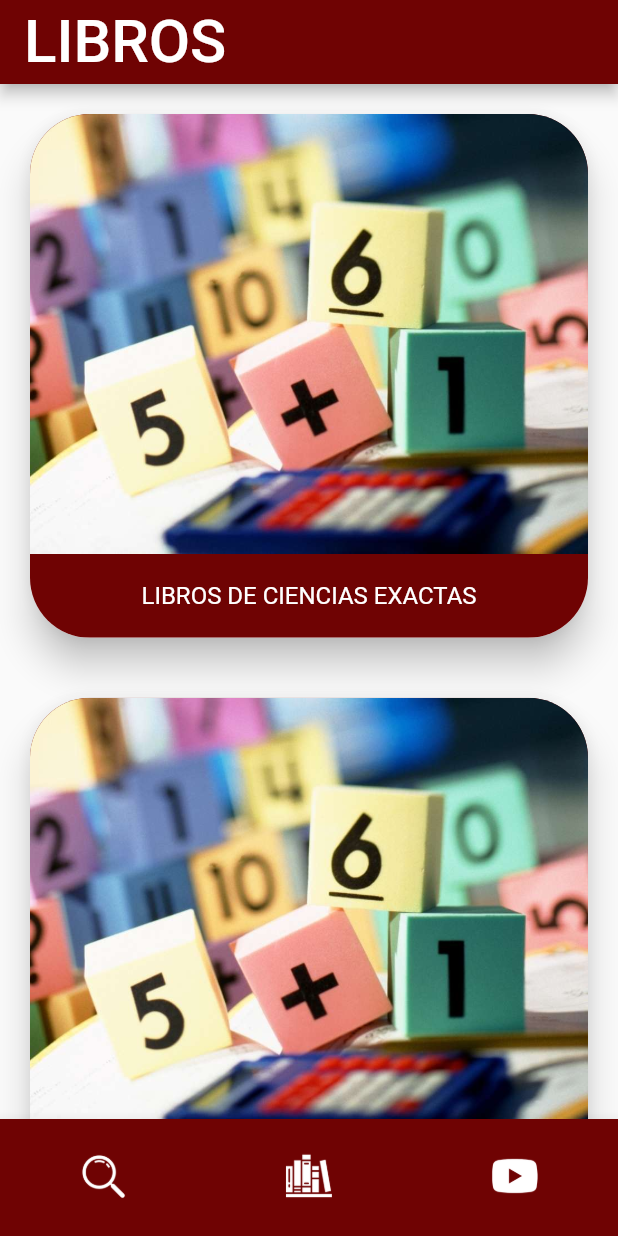
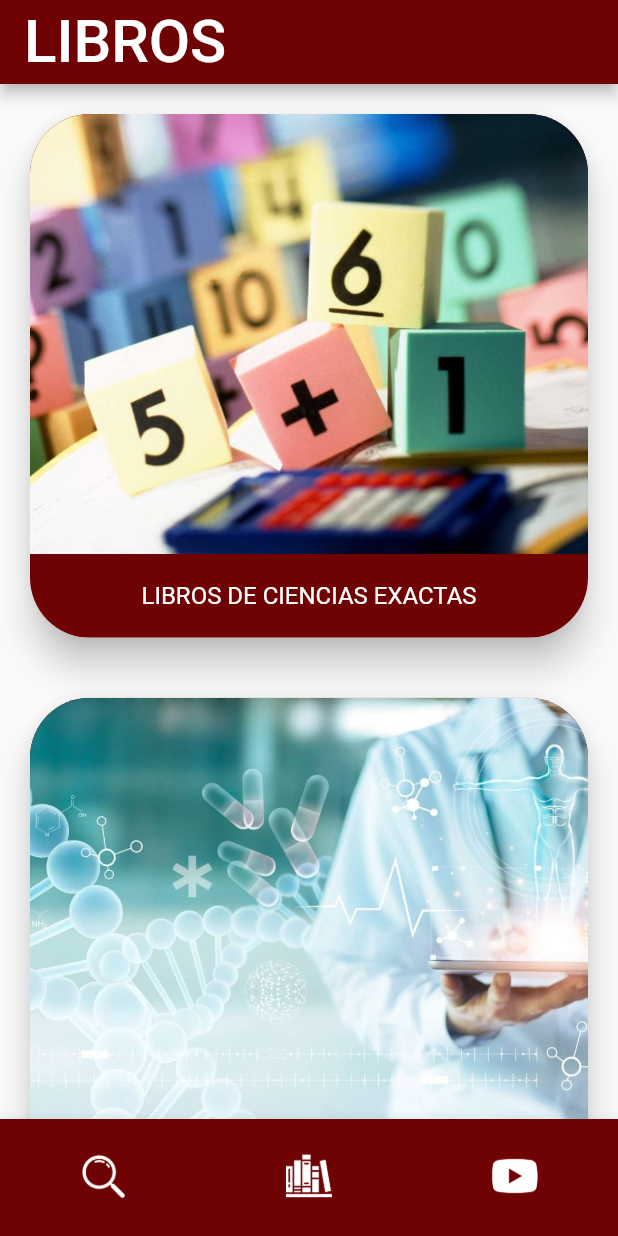
Before and after one commit to lukgutierrez/Eduniverse-Medicina, a Flutter app: the screen it shows after launch, on a phone screen of 412 x 824 dp. Run offline on Flutter 3.47's test engine with Material 2 defaults, Android fonts, the phone set to English and light mode, and no system bars.

Commit message:
VERSION FINAL

```diff
--- /dev/null
+++ b/lib/src/class_funtions/function_tarjetas.dart
@@ -0,0 +1,23 @@
+import 'package:flutter/material.dart';
+
+tarjeta(imagen, texto) {
+  return Card(
+      shape: RoundedRectangleBorder(borderRadius: BorderRadius.circular(40)),
+      margin: EdgeInsets.all(20),
+      elevation: 10,
+      child: ClipRRect(
+        borderRadius: BorderRadius.circular(40),
+        child: Column(
+          children: <Widget>[
+            Container(
+                color: Color(0xff6F0303),
+                child: Column(
+                  children: [
+                    imagen,
+                    texto,
+                  ],
+                )),
+          ],
+        ),
+      ));
+}
--- a/lib/src/home/container.dart
+++ /dev/null
@@ -1,29 +0,0 @@
-import 'package:flutter/material.dart';
-
-Widget luciano() => Card(
-    shape: RoundedRectangleBorder(borderRadius: BorderRadius.circular(40)),
-    margin: EdgeInsets.all(20),
-    elevation: 10,
-    child: ClipRRect(
-      borderRadius: BorderRadius.circular(40),
-      child: Column(
-        children: <Widget>[
-          Container(
-              color: Color(0xff6F0303),
-              child: Column(
-                children: [
-                  Image(
-                    image: AssetImage("assets/basico.jpg"),
-                  ),
-                  ListTile(
-                    title: Center(
-                        child: Text(
-                      "LIBROS DE CIENCIAS EXACTAS",
-                      style: TextStyle(color: Colors.white),
-                    )),
-                  ),
-                ],
-              )),
-        ],
-      ),
-    ));
--- a/lib/src/home/home_books.dart
+++ b/lib/src/home/home_books.dart
@@ -1,4 +1,4 @@
-import 'package:eduniverse_medicina/src/home/container.dart';
+import 'package:eduniverse_medicina/src/class_funtions/function_tarjetas.dart';
 import 'package:flutter/material.dart';
 import 'package:url_launcher/url_launcher.dart';
 
@@ -20,8 +20,24 @@ class _HomeBooksState extends State<HomeBooks> {
       ),
       body: ListView(
         children: [
-          luciano(),
-          luciano()
+          tarjeta(
+              Image(image: AssetImage("assets/basico.jpg")),
+              ListTile(
+                title: Center(
+                    child: Text(
+                  "LIBROS DE CIENCIAS EXACTAS",
+                  style: TextStyle(color: Colors.white),
+                )),
+              )),
+          tarjeta(
+              Image(image: AssetImage("assets/basico2.jpg")),
+              ListTile(
+                title: Center(
+                    child: Text(
+                  "LIBROS DE MEDICINA",
+                  style: TextStyle(color: Colors.white),
+                )),
+              )),
         ],
       ),
       bottomNavigationBar: new BottomNavigationBar(
```
